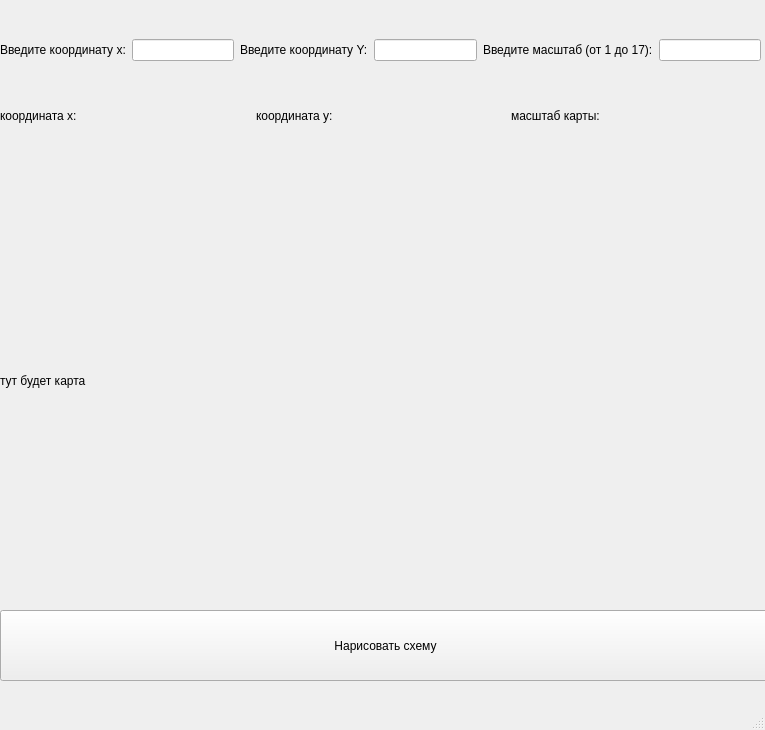
The window that MainMap.ui (NosayFN/-) describes before a commit, drawn with Qt 5.
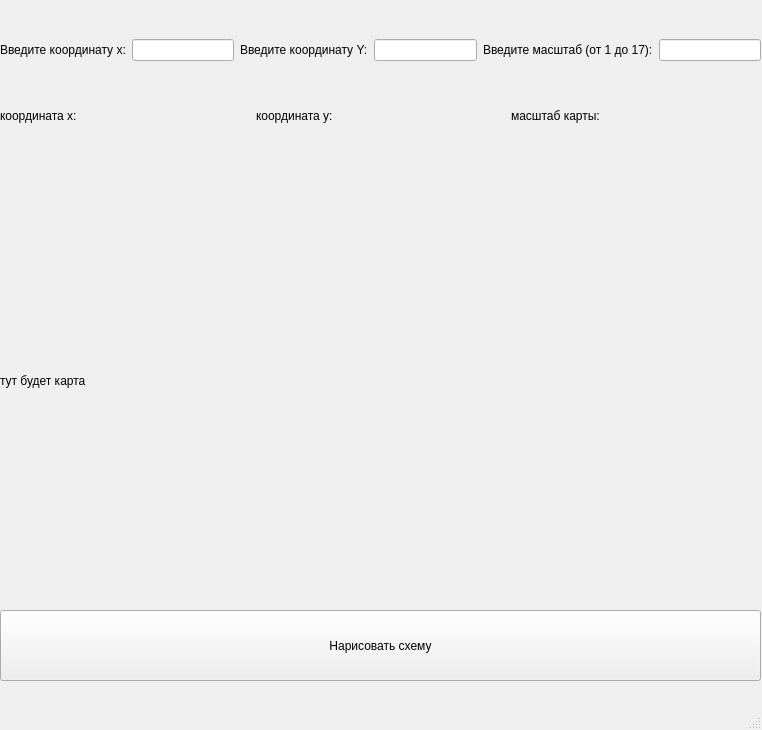
The same window after the commit.

```diff
--- a/MainMap.ui
+++ b/MainMap.ui
@@ -6,7 +6,7 @@
    <rect>
     <x>0</x>
     <y>0</y>
-    <width>765</width>
+    <width>762</width>
     <height>730</height>
    </rect>
   </property>
@@ -128,7 +128,7 @@
      <rect>
       <x>0</x>
       <y>610</y>
-      <width>771</width>
+      <width>761</width>
       <height>71</height>
      </rect>
     </property>
```
Left out of the diff: 2 changed lines with no effect on the pictures.
